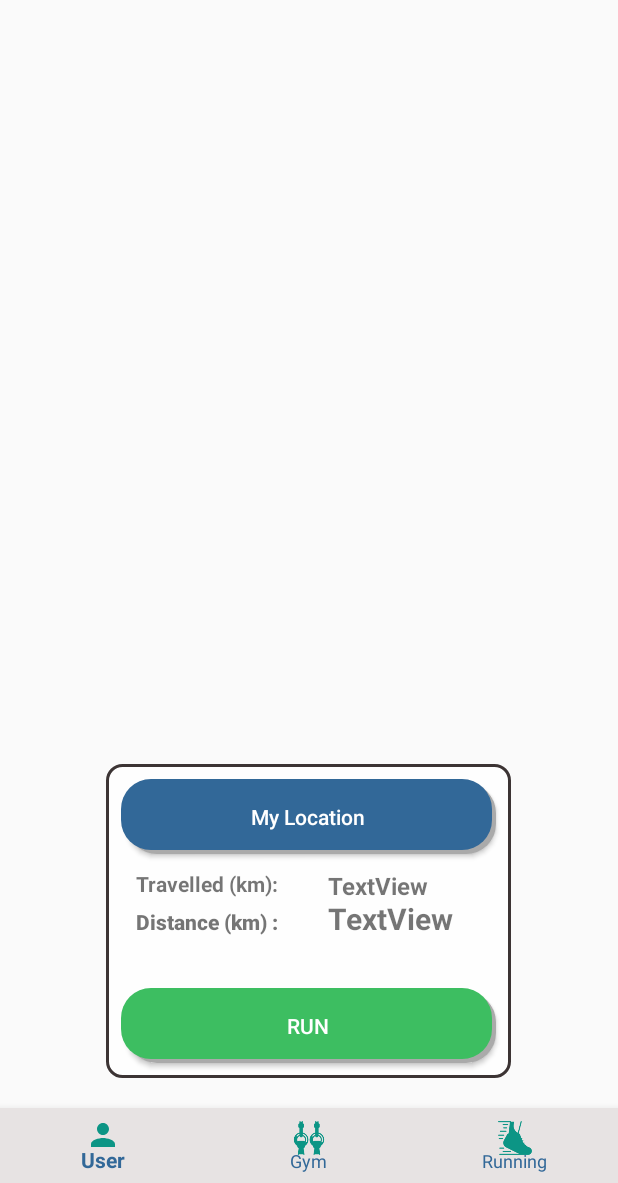
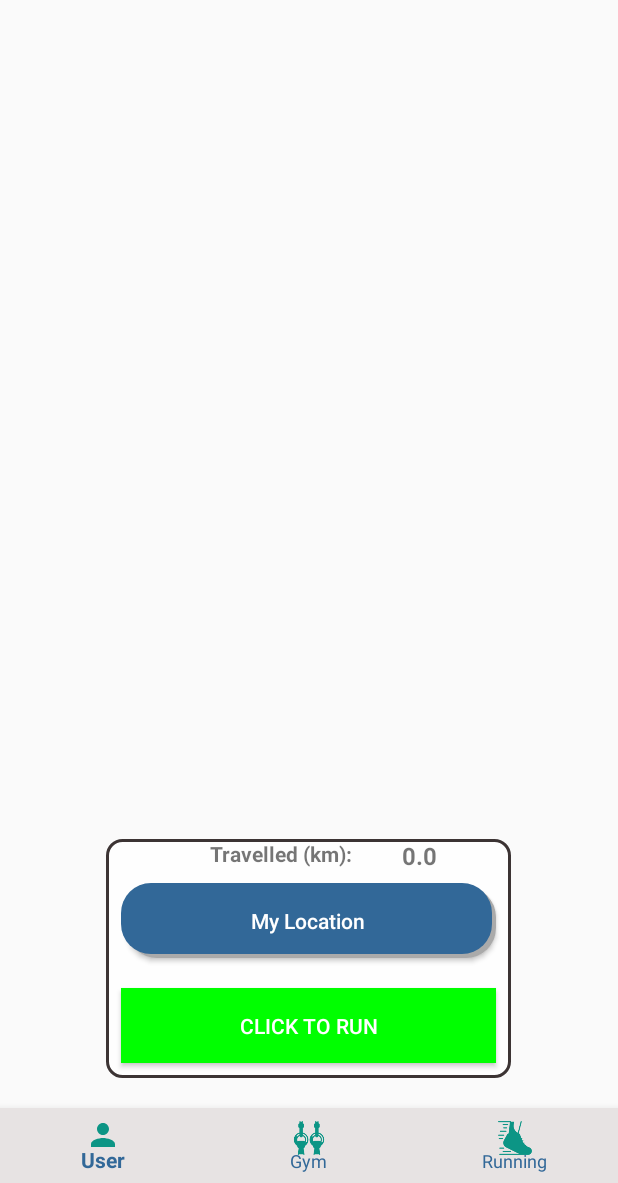
Before and after one commit to trungne/Fitness, an Android app: the fragment GoogleMapFragment placed in its activity, on a phone screen of 412 x 824 dp, the part 53-1236 px from its top. Run offline under Robolectric (Android 15) with nearby library versions, the phone set to English and light mode, and no system bars; our stand-ins replace EventBus, Firebase (no records; nobody signed in at launch, a user with empty details on screens opened directly); libraries missing offline, so code that uses them is left out: com.firebase.ui.

Commit message:
Update Google Map Fragment
+ Remove total distance variable and track complete boolean variable

```diff
--- a/app/src/main/java/com/main/fitness/ui/fragments/GoogleMapFragment.java
+++ b/app/src/main/java/com/main/fitness/ui/fragments/GoogleMapFragment.java
@@ -68,7 +68,7 @@ import java.time.Instant;
 import java.time.LocalDateTime;
 import java.time.format.DateTimeFormatter;
 
-public class GoogleMapFragment extends Fragment implements LocationListener {
+public class GoogleMapFragment extends Fragment {
 
     //Fields for location updates
     private static final int UPDATE_INTERVAL = 10 * 1000; // 10 seconds
@@ -103,7 +103,6 @@ public class GoogleMapFragment extends Fragment implements LocationListener {
 
 
     //xml
-    private TextView mapFragmentSelectedDistanceTextView;
     private TextView mapFragmentTravelledDistanceTextView;
     private LinearLayout innerLinearLayoutMap;
     private Button mapFragmentButtonRun;
@@ -148,10 +147,7 @@ public class GoogleMapFragment extends Fragment implements LocationListener {
         View v = inflater.inflate(R.layout.fragment_google_map, container, false);
         this.workoutRecordViewModel = new ViewModelProvider(requireActivity()).get(WorkoutRecordViewModel.class);
 
-        Bundle bundle = this.getArguments();
-
         //Load the layout, textview, linearlayout, buttons
-        mapFragmentSelectedDistanceTextView = v.findViewById(R.id.map_fragment_selected_distance);
         mapFragmentTravelledDistanceTextView = v.findViewById(R.id.map_fragment_travelled_distance);
         innerLinearLayoutMap = v.findViewById(R.id.map_inner_linear_layout);
         mapFragmentButtonRun = v.findViewById(R.id.map_fragment_button_run);
@@ -166,10 +162,6 @@ public class GoogleMapFragment extends Fragment implements LocationListener {
 
         //Set data and set layout for linear layout
         try {
-            //Data for textview
-            assert bundle != null;
-            data = bundle.getString("selectedRunningDistance");
-            mapFragmentSelectedDistanceTextView.setText(data);
             //Because we just start running, we need to set the value as 0
             mapFragmentUserTravelledDistance = 0;
             mapFragmentTravelledDistanceTextView.setText("" + mapFragmentUserTravelledDistance);
@@ -236,17 +228,12 @@ public class GoogleMapFragment extends Fragment implements LocationListener {
                         String initialTime = time.format(startTime);
                         end = Instant.now();
                         Duration duration = Duration.between(start, end);
-                        int totalDistance = Integer.parseInt(data);
                         double travelledDistance = mapFragmentUserTravelledDistance;
-                        boolean isTrackCompleted = false;
-                        if (travelledDistance >= totalDistance) {
-                            isTrackCompleted = true;
-                        }
 
                         FirebaseAuth firebaseAuth = FirebaseAuth.getInstance();
                         String uid = firebaseAuth.getCurrentUser().getUid();
 
-                        RunningRecord runningRecord = new RunningRecord(uid, initialTime, steps, duration, finishTime, totalDistance, isTrackCompleted, travelledDistance);
+                        RunningRecord runningRecord = new RunningRecord(uid, initialTime, steps, duration, finishTime, travelledDistance);
 
 
                         // upload running record to Firebase
@@ -259,8 +246,6 @@ public class GoogleMapFragment extends Fragment implements LocationListener {
                         //Add data to the bundle for the map fragment
                         Bundle bundle = new Bundle();
                         bundle.putString("userTravelledDistance", String.valueOf(mapFragmentUserTravelledDistance));
-                        bundle.putString("userTotalDistance", String.valueOf(totalDistance));
-                        bundle.putString("userTrackCompletedStatus", String.valueOf(isTrackCompleted));
                         bundle.putString("userInitialTime", initialTime);
                         bundle.putString("userFinishedTime", finishTime);
                         bundle.putString("userSteps", String.valueOf(steps));
@@ -307,6 +292,9 @@ public class GoogleMapFragment extends Fragment implements LocationListener {
                 //Boolean is now true
                 stepDetectorSensorIsActivated = true;
             }
+            else{
+                Toast.makeText(requireContext(), "Your device does not have step detector sensor !", Toast.LENGTH_LONG).show();
+            }
 
             //Initial time
             startTime = LocalDateTime.now();
@@ -319,7 +307,7 @@ public class GoogleMapFragment extends Fragment implements LocationListener {
                 getActivity().startForegroundService(backgroundUpdatesIntent);
             }
 
-
+            //Hide the bottom navigation bar
             navBar = requireActivity().findViewById(R.id.MainActivityBottomNavigationView);
             navBar.setVisibility(View.GONE);
 
@@ -411,12 +399,14 @@ public class GoogleMapFragment extends Fragment implements LocationListener {
 
                     if (task.isSuccessful()) {
                         // Task completed successfully
+                        if(getActivity() != null){
                             Location location = task.getResult();
                             LatLng lastLocation = new LatLng(location.getLatitude(), location.getLongitude());
                             mMap.moveCamera(CameraUpdateFactory.newLatLng(lastLocation));
                             mMap.addMarker(new MarkerOptions().icon(bitMapDescriptorFromVector(requireActivity(), R.drawable.my_location)).position(lastLocation));
                             mMap.animateCamera(CameraUpdateFactory.newLatLngZoom(lastLocation, 17));
                             Toast.makeText(requireActivity(), "You are here", Toast.LENGTH_SHORT).show();
+                        }
                     } else {
                         // Task failed with an exception
                         Exception exception = task.getException();
@@ -465,6 +455,7 @@ public class GoogleMapFragment extends Fragment implements LocationListener {
     };
 
     private void moveCameraToCurrentLocation(View v){
+        mMap.clear();
         getLocation();
     }
 
@@ -499,8 +490,4 @@ public class GoogleMapFragment extends Fragment implements LocationListener {
         mMap.moveCamera(CameraUpdateFactory.newLatLng(latLng));
     }
 
-    @Override
-    public void onLocationChanged(@NonNull Location location) {
-
 }
-}
--- a/app/src/main/res/layout/fragment_google_map.xml
+++ b/app/src/main/res/layout/fragment_google_map.xml
@@ -23,27 +23,16 @@
             android:id="@+id/map_inner_linear_layout"
             android:layout_width="270dp"
             android:layout_height="wrap_content"
+            android:layout_marginBottom="20dp"
             android:background="@drawable/custom_background"
-            android:layout_marginBottom="20dp"
+            android:gravity="center"
             android:orientation="vertical">
-
-            <Button
-
-                android:id="@+id/map_fragment_button_current_location"
-                android:layout_width="match_parent"
-                android:layout_height="50dp"
-                android:layout_margin="10dp"
-                android:background="@drawable/button_2"
-                android:text="My Location"
-                android:textAllCaps="false"
-                android:textColor="@color/white" />
 
             <LinearLayout
                 android:layout_width="wrap_content"
                 android:layout_height="wrap_content"
-                android:orientation="horizontal"
                 android:gravity="center"
-                >
+                android:orientation="horizontal">
 
                 <TextView
                     android:id="@+id/textView2"
@@ -51,8 +40,8 @@
                     android:layout_height="wrap_content"
                     android:layout_marginLeft="20dp"
                     android:layout_weight="1"
-                    android:textStyle="bold"
-                    android:text="Travelled (km): " />
+                    android:text="Travelled (km): "
+                    android:textStyle="bold" />
 
                 <TextView
                     android:id="@+id/map_fragment_travelled_distance"
@@ -65,32 +54,16 @@
                     android:textStyle="bold" />
             </LinearLayout>
 
-            <LinearLayout
-                android:layout_width="wrap_content"
+            <Button
+
+                android:id="@+id/map_fragment_button_current_location"
+                android:layout_width="match_parent"
                 android:layout_height="50dp"
-                android:orientation="horizontal">
-
-                <TextView
-                    android:id="@+id/textView4"
-                    android:layout_width="wrap_content"
-                    android:layout_height="wrap_content"
-                    android:layout_marginLeft="20sp"
-
-                    android:layout_weight="1"
-                    android:fontFamily="sans-serif-black"
-                    android:text="Distance (km) : "
-                    android:textStyle="bold" />
-
-                <TextView
-                    android:id="@+id/map_fragment_selected_distance"
-                    android:layout_width="match_parent"
-                    android:layout_height="wrap_content"
-                    android:layout_marginLeft="30dp"
-                    android:text="TextView"
-                    android:textAlignment="center"
-                    android:textSize="20sp"
-                    android:textStyle="bold" />
-            </LinearLayout>
+                android:layout_margin="10dp"
+                android:background="@drawable/button_2"
+                android:text="My Location"
+                android:textAllCaps="false"
+                android:textColor="@color/white" />
 
             <LinearLayout
                 android:layout_width="match_parent"
```
Also changed, not shown: app/src/main/java/com/main/fitness/data/Model/RunningRecord.java (+1 -13 lines), app/src/main/java/com/main/fitness/ui/activities/MainActivity.java (+2 -11 lines), app/src/main/java/com/main/fitness/ui/adapters/RecordListAdapter.java (+0 -8 lines), app/src/main/java/com/main/fitness/ui/fragments/NotifyCompletedRunFragment.java (+3 -10 lines), app/src/main/res/layout/fragment_notify_completed_run.xml (+1 -19 lines). Lines whose indentation alone changed are shown as unchanged.
